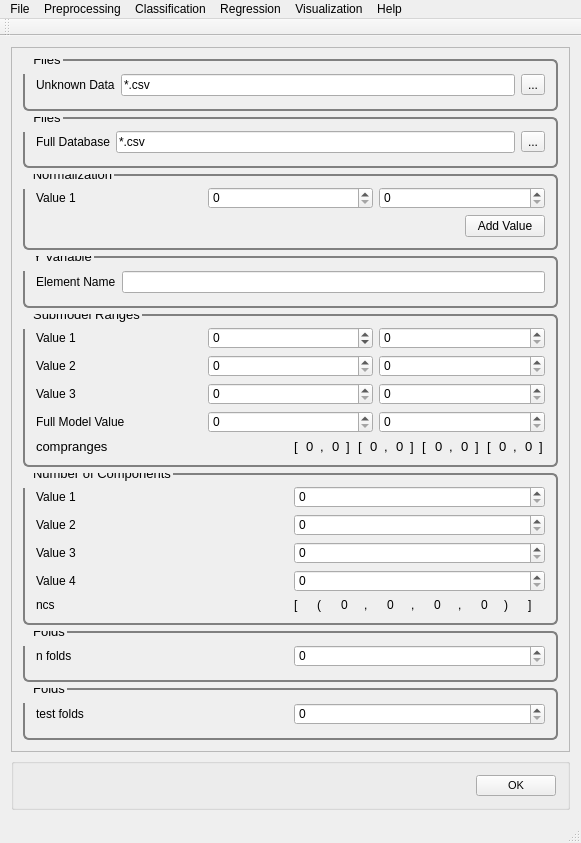
Above: src/PYSAT_Gui_UI_Forms/02_mainwindow_full.ui from tisaconundrum2/PySAT-GUI before the change. Below: the same form after it.
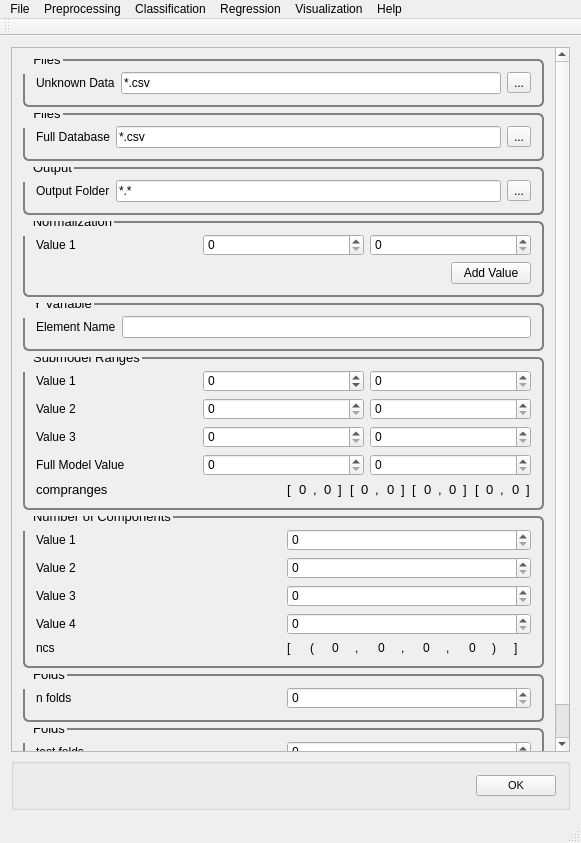
That is the form after the change.

Commit message: FIX: Output_folder

The edit to the form file:
```diff
--- a/src/PYSAT_Gui_UI_Forms/02_mainwindow_full.ui
+++ b/src/PYSAT_Gui_UI_Forms/02_mainwindow_full.ui
@@ -26,7 +26,7 @@
          <x>0</x>
          <y>0</y>
          <width>544</width>
-         <height>728</height>
+         <height>787</height>
         </rect>
        </property>
        <property name="font">
@@ -157,6 +157,60 @@
           </layout>
          </widget>
         </item>
+        <item>
+         <widget class="QGroupBox" name="outputFolder">
+          <property name="font">
+           <font>
+            <pointsize>10</pointsize>
+           </font>
+          </property>
+          <property name="title">
+           <string>Output</string>
+          </property>
+          <layout class="QVBoxLayout" name="verticalLayout_22">
+           <item>
+            <layout class="QHBoxLayout" name="horizontalLayout_13">
+             <item>
+              <layout class="QVBoxLayout" name="verticalLayout_25">
+               <item>
+                <widget class="QLabel" name="label_9">
+                 <property name="text">
+                  <string>Output Folder</string>
+                 </property>
+                </widget>
+               </item>
+              </layout>
+             </item>
+             <item>
+              <layout class="QVBoxLayout" name="verticalLayout_28">
+               <item>
+                <widget class="QLineEdit" name="lineEdit_10">
+                 <property name="text">
+                  <string extracomment="Make this change whenever a new file is selected">*.*</string>
+                 </property>
+                 <property name="readOnly">
+                  <bool>true</bool>
+                 </property>
+                </widget>
+               </item>
+              </layout>
+             </item>
+             <item>
+              <layout class="QVBoxLayout" name="verticalLayout_29">
+               <item>
+                <widget class="QToolButton" name="fullDataBaseButton_4">
+                 <property name="text">
+                  <string>...</string>
+                 </property>
+                </widget>
+               </item>
+              </layout>
+             </item>
+            </layout>
+           </item>
+          </layout>
+         </widget>
+        </item>
         <item>
          <widget class="QGroupBox" name="Normalization">
           <property name="font">
```
Left out of the diff: 1 changed line with no effect on the pictures. The commit also changes 3 other files.
